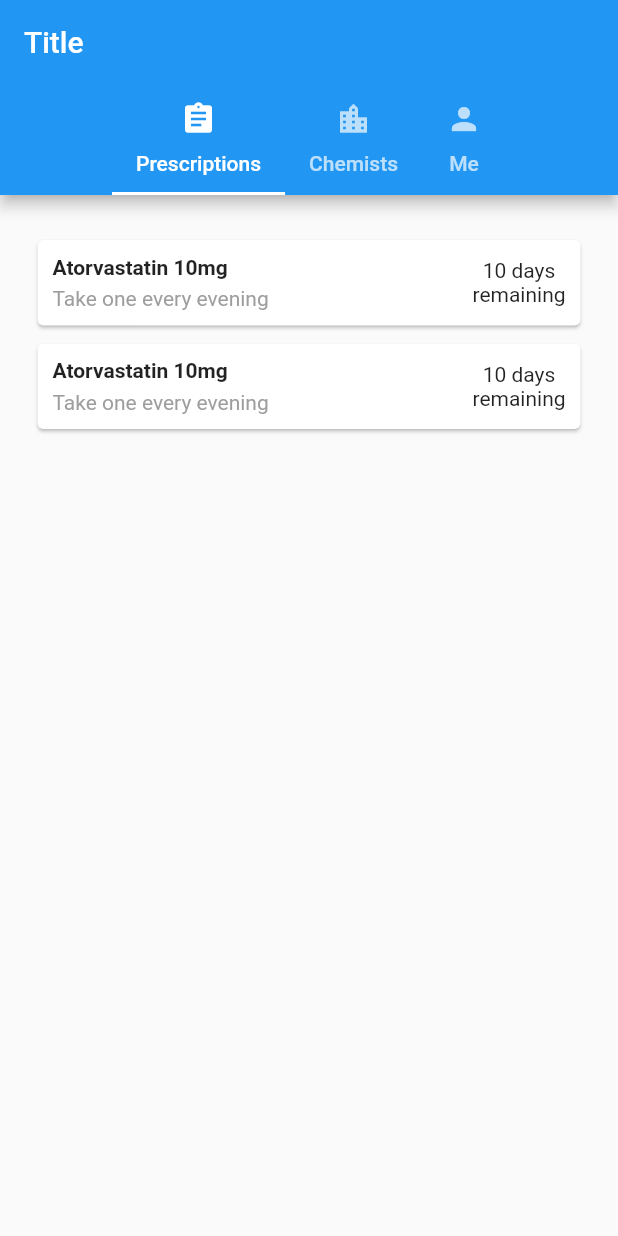
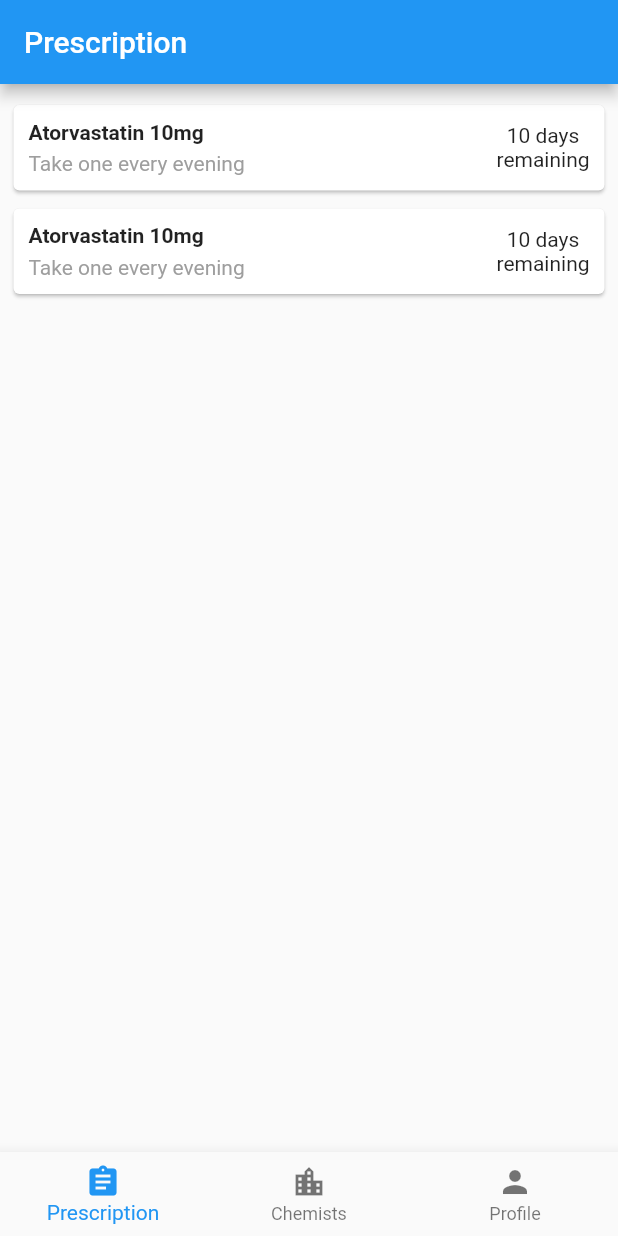
Before and after one commit to kz/apollo, a Flutter app: the screen it shows after launch, on a phone screen of 412 x 824 dp. Run offline on Flutter 3.47's test engine with Material 2 defaults, Android fonts, the phone set to English and light mode, and no system bars.

```diff
--- a/lib/ui/patient/patient_container.dart
+++ b/lib/ui/patient/patient_container.dart
@@ -2,9 +2,49 @@ import 'package:apollo/ui/patient/chemists_page.dart';
 import 'package:apollo/ui/patient/prescriptions_page.dart';
 import 'package:apollo/ui/patient/user_page.dart';
 import 'package:flutter/material.dart';
+import 'package:meta/meta.dart';
 
-class PatientContainer extends StatelessWidget {
-  final int _numTabs = 4;
+class PatientContainer extends StatefulWidget {
+  @override
+  _PatientContainerState createState() => new _PatientContainerState();
+}
+
+class _PageDetail {
+  String title;
+  IconData icon;
+
+  _PageDetail({@required this.title, @required this.icon});
+}
+
+class _PatientContainerState extends State<PatientContainer>
+    with SingleTickerProviderStateMixin {
+  final int _numTabs = 3;
+
+  TabController _controller;
+  int _screen;
+  List<_PageDetail> _pageDetails;
+
+  @override
+  void initState() {
+    super.initState();
+    _controller = new TabController(length: _numTabs, vsync: this);
+    _screen = 0;
+
+    _pageDetails = [
+      new _PageDetail(
+        title: "Prescription",
+        icon: Icons.assignment,
+      ),
+      new _PageDetail(
+        title: "Chemists",
+        icon: Icons.location_city,
+      ),
+      new _PageDetail(
+        title: "Profile",
+        icon: Icons.person,
+      ),
+    ];
+  }
 
   @override
   Widget build(BuildContext context) {
@@ -12,42 +52,32 @@ class PatientContainer extends StatelessWidget {
       length: _numTabs,
       child: new Scaffold(
         appBar: new AppBar(
-          title: const Text('Title'), // Todo: Remove
-          bottom: new TabBar(
-            isScrollable: true,
-            tabs: <Widget>[
-              new Tab(
-                text: "Prescriptions",
-                icon: new Icon(Icons.assignment),
-              ),
-              new Tab(
-                text: "Chemists",
-                icon: new Icon(Icons.location_city),
-              ),
-              new Tab(
-                text: "Me",
-                icon: new Icon(Icons.person),
-              ),
-            ],
-          ),
+          title: new Text(_pageDetails[_screen].title),
         ),
         body: new TabBarView(
-          children: <Padding>[
-            new Padding(
-              padding: const EdgeInsets.all(16.0),
-              child: new PrescriptionsPage(),
-            ),
-            new Padding(
-              padding: const EdgeInsets.all(16.0),
-              child: new ChemistsPage(),
-            ),
-            new Padding(
-              padding: const EdgeInsets.all(16.0),
-              child: new UserPage(),
-            ),
-          ]
+          controller: _controller,
+          children: <Widget>[
+            new PrescriptionsPage(),
+            new ChemistsPage(),
+            new UserPage(),
+          ],
         ),
-
+        bottomNavigationBar: new BottomNavigationBar(
+          currentIndex: _screen,
+          onTap: (int index) {
+            setState(() {
+              _screen = index;
+              _controller.animateTo(index);
+            });
+          },
+          items: new List<BottomNavigationBarItem>.generate(_pageDetails.length,
+              (int index) {
+            return new BottomNavigationBarItem(
+              icon: new Icon(_pageDetails[index].icon),
+              title: new Text(_pageDetails[index].title),
+            );
+          }),
+        ),
       ),
     );
   }
```
